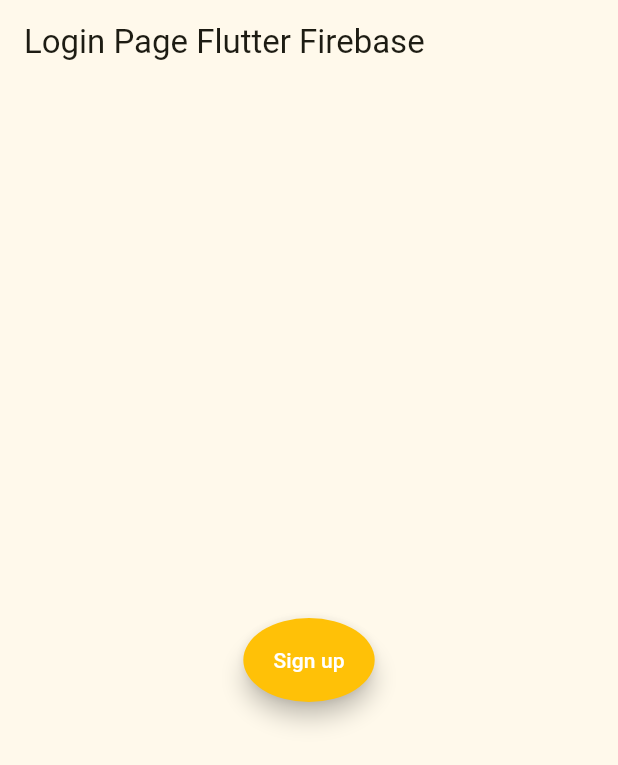
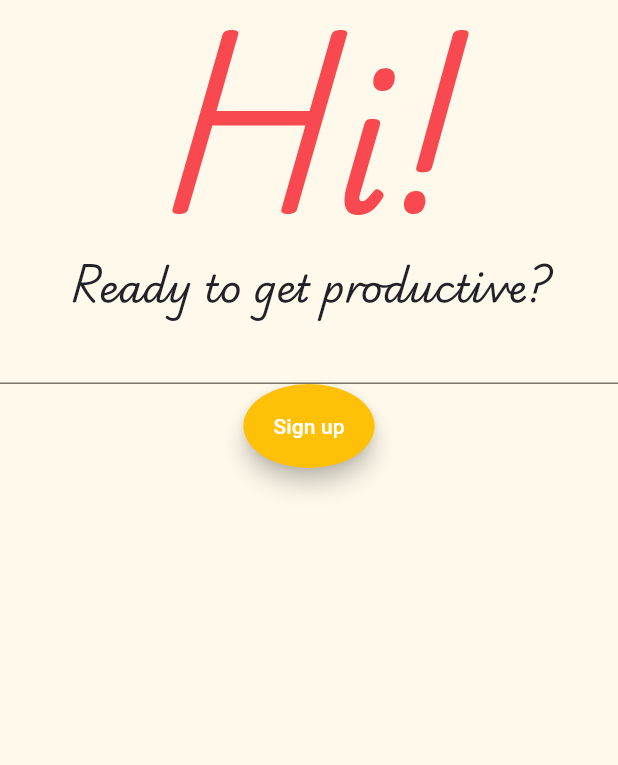
Before and after one commit to elisamongelli/ToDoApp-YT, a Flutter app: the screen it shows after launch, on a phone screen of 412 x 824 dp. Shown: the top 765 px of the screen. Run offline on Flutter 3.47's test engine with Material 3 defaults, Android fonts, the light colour scheme and no system bars; our stand-ins replace rxdart; missing offline and left inert: mysql_client; network calls fail.

Commit message:
Dependencies problems solved with a JDK swap. Login screen development continues.

```diff
--- a/app/todoapp/lib/UI/Intray/intray_page.dart
+++ b/app/todoapp/lib/UI/Intray/intray_page.dart
@@ -2,7 +2,7 @@
 
 import 'package:flutter/material.dart';
 import 'package:todoapp/models/classes/task.dart';
-import 'package:todoapp/models/global.dart';
+import 'package:todoapp/models/assets/global.dart';
 import 'package:mysql_client/mysql_client.dart';
 import 'package:http/http.dart';
 
--- a/app/todoapp/lib/UI/Login/loginscreen.dart
+++ b/app/todoapp/lib/UI/Login/loginscreen.dart
@@ -1,5 +1,6 @@
 import 'package:flutter/material.dart';
-import '../../models/global.dart';
+// import 'package:google_fonts/google_fonts.dart';
+import '../../models/assets/global.dart';
 import 'package:todoapp/models/classes/user.dart';
 import 'package:todoapp/bloc/blocs/user_bloc_provider.dart';
 
@@ -12,11 +13,22 @@ class _LoginPageState extends State<LoginPage> {
   @override
   Widget build(BuildContext context) {
     return Scaffold(
-      appBar: AppBar(
-        title: const Text("Login Page Flutter Firebase"),
+      body: Center(
+        child: SafeArea(
+          child: Column(
+            children: <Widget>[
+              Text(
+                "Hi!",
+                style: loginScreenTitle
               ),
-      body: Center(
-        child: FloatingActionButton.extended(
+              Text(
+                "Ready to get productive?",
+                style: loginScreenSubtitle
+              ),
+              const TextField(
+
+              ),
+              FloatingActionButton.extended(
                 label: const Text("Sign up"),
                 backgroundColor: Colors.amber,
                 foregroundColor: Colors.white,
@@ -25,6 +37,9 @@ class _LoginPageState extends State<LoginPage> {
                   bloc.signupUser("imateapot8", "teapot8@gmail.com", "teapot", "Elisa", "Mongelli");
                 },
               ),
+            ],
+          ),
+        )
       )
     );
   }
--- a/app/todoapp/lib/main.dart
+++ b/app/todoapp/lib/main.dart
@@ -4,7 +4,7 @@ import 'package:flutter/cupertino.dart';
 import 'package:todoapp/UI/Intray/intray_page.dart';
 import 'package:todoapp/UI/Login/loginscreen.dart';
 import 'package:http/http.dart' as http;
-import 'models/global.dart';
+import 'models/assets/global.dart';
 
 void main() {
   runApp(const MyApp());
@@ -16,7 +16,7 @@ class MyApp extends StatelessWidget {
   @override
   Widget build(BuildContext context) {
 
-    print("SONO IN BUILD E CHIAMO GET USER");
+    // print("SONO IN BUILD E CHIAMO GET USER");
     getUser();
 
     return MaterialApp(
@@ -62,7 +62,7 @@ class MyApp extends StatelessWidget {
     // if api_key --> app screen
 
     var result = await http.get(Uri.parse('http://10.0.2.2:5000/api/signup'));
-    print("IL RISULTATO DELLA CHIAMATA E': " + result.body.toString());
+    // print("IL RISULTATO DELLA CHIAMATA E': " + result.body.toString());
     return result;
     /* String apiKey = await getApiKey();
     if (apiKey.length == 0) {
@@ -71,6 +71,8 @@ class MyApp extends StatelessWidget {
       // user is logged in --> home screen with GET request
     } */
   }
+
+
 
   // retrieve stored API KEY if present
   /* Future<String> getApiKey() async {
--- a/app/todoapp/lib/models/global.dart
+++ b/app/todoapp/lib/models/assets/global.dart
@@ -25,3 +25,18 @@ TextStyle singleTaskSubtitle = TextStyle(
   color: darkGreyColor,
   fontSize: 15
 );
+
+
+TextStyle loginScreenTitle = TextStyle(
+  fontFamily: 'Playwrite',
+  fontWeight: FontWeight.normal,
+  color: redMainColor,
+  fontSize: 120
+);
+
+TextStyle loginScreenSubtitle = TextStyle(
+  fontFamily: 'Playwrite',
+  fontWeight: FontWeight.normal,
+  color: darkGreyColor,
+  fontSize: 25
+);
--- a/app/todoapp/lib/models/widgets/intray_todo_widget.dart
+++ b/app/todoapp/lib/models/widgets/intray_todo_widget.dart
@@ -1,5 +1,5 @@
 import 'package:flutter/material.dart';
-import 'package:todoapp/models/global.dart';
+import 'package:todoapp/models/assets/global.dart';
 
 
 class IntrayTodo extends StatelessWidget {
```
Also changed, not shown: app/todoapp/pubspec.yaml (+30 -3 lines), app/todoapp/lib/models/assets/fonts/PlaywriteAUSA-VariableFont_wght.ttf (added), app/todoapp/pubspec.lock, 4 other files. Lines whose indentation alone changed are shown as unchanged.
